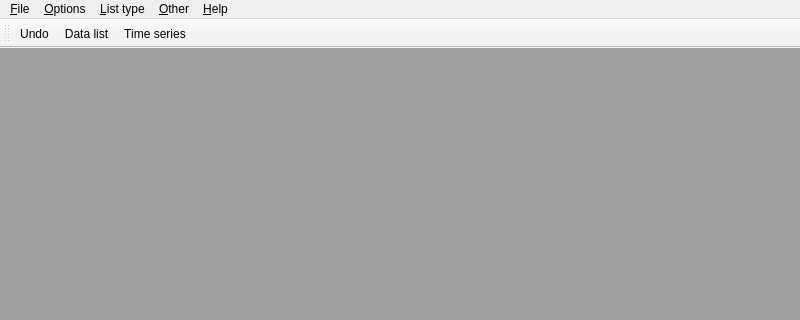
Qt form src/mainwindow.ui (metno/kvhqc) before a commit; both pictures show x 0 to 800 and y 0 to 320 of the 800 by 600 pixel window.
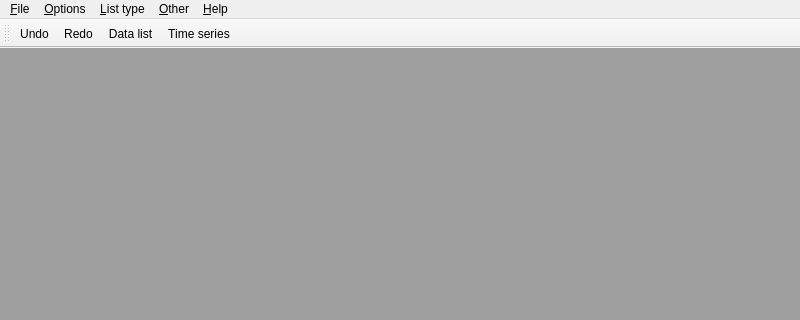
The same form after that commit. Custom widgets are drawn as their Qt base class.

Commit message: HqcMainWindow: undo/redo with simple state monitor (console)

Patch:
```diff
--- a/src/mainwindow.ui
+++ b/src/mainwindow.ui
@@ -111,6 +111,7 @@
     <bool>false</bool>
    </attribute>
    <addaction name="actionUndo"/>
+   <addaction name="actionRedo"/>
    <addaction name="dataListAction"/>
    <addaction name="timeSeriesAction"/>
   </widget>
@@ -423,6 +424,17 @@
     <string>Ctrl+Z</string>
    </property>
   </action>
+  <action name="actionRedo">
+   <property name="text">
+    <string>Redo</string>
+   </property>
+   <property name="toolTip">
+    <string>Redo a change.</string>
+   </property>
+   <property name="shortcut">
+    <string>Ctrl+Shift+Z</string>
+   </property>
+  </action>
  </widget>
  <customwidgets>
   <customwidget>
```
Left out of the diff: 17 changed lines with no effect on the pictures. The commit also changes 11 other files.
